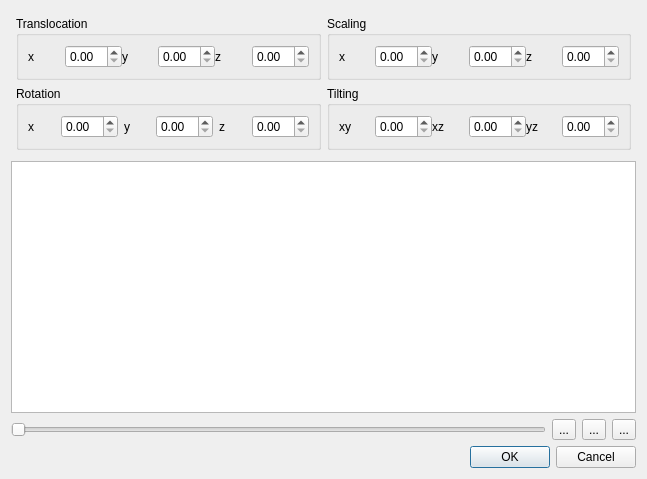
Old version of the form manual_alignment.ui in the repository frankyeh/DSI-Studio.
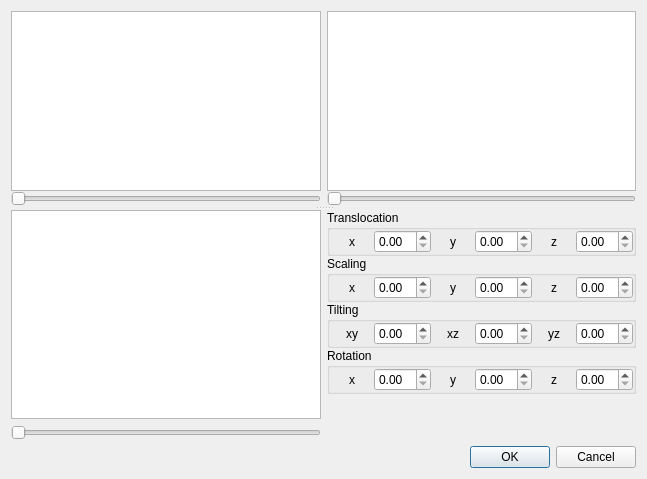
New version of the form.

Commit message: allow manual reg

Patch:
```diff
--- a/manual_alignment.ui
+++ b/manual_alignment.ui
@@ -15,11 +15,100 @@
   </property>
   <layout class="QVBoxLayout" name="verticalLayout">
    <item>
-    <layout class="QGridLayout" name="gridLayout">
+    <widget class="QWidget" name="widget" native="true">
+     <layout class="QVBoxLayout" name="verticalLayout_6">
+      <property name="spacing">
+       <number>6</number>
+      </property>
      <property name="margin">
-      <number>5</number>
-     </property>
-     <item row="0" column="0">
+       <number>0</number>
+      </property>
+      <item>
+       <widget class="QSplitter" name="splitter">
+        <property name="frameShadow">
+         <enum>QFrame::Plain</enum>
+        </property>
+        <property name="orientation">
+         <enum>Qt::Vertical</enum>
+        </property>
+        <widget class="QWidget" name="horizontalLayoutWidget">
+         <layout class="QHBoxLayout" name="horizontalLayout_6">
+          <property name="spacing">
+           <number>6</number>
+          </property>
+          <property name="bottomMargin">
+           <number>0</number>
+          </property>
+          <item>
+           <layout class="QVBoxLayout" name="verticalLayout_2">
+            <property name="spacing">
+             <number>0</number>
+            </property>
+            <property name="margin">
+             <number>0</number>
+            </property>
+            <item>
+             <widget class="QGraphicsView" name="cor_view"/>
+            </item>
+            <item>
+             <widget class="QSlider" name="cor_slice_pos">
+              <property name="orientation">
+               <enum>Qt::Horizontal</enum>
+              </property>
+             </widget>
+            </item>
+           </layout>
+          </item>
+          <item>
+           <layout class="QVBoxLayout" name="verticalLayout_3">
+            <property name="spacing">
+             <number>0</number>
+            </property>
+            <item>
+             <widget class="QGraphicsView" name="sag_view"/>
+            </item>
+            <item>
+             <widget class="QSlider" name="sag_slice_pos">
+              <property name="orientation">
+               <enum>Qt::Horizontal</enum>
+              </property>
+             </widget>
+            </item>
+           </layout>
+          </item>
+         </layout>
+        </widget>
+        <widget class="QWidget" name="">
+         <layout class="QHBoxLayout" name="horizontalLayout_7">
+          <property name="spacing">
+           <number>6</number>
+          </property>
+          <property name="margin">
+           <number>0</number>
+          </property>
+          <item>
+           <layout class="QVBoxLayout" name="verticalLayout_4">
+            <item>
+             <widget class="QGraphicsView" name="axi_view"/>
+            </item>
+            <item>
+             <widget class="QSlider" name="axi_slice_pos">
+              <property name="orientation">
+               <enum>Qt::Horizontal</enum>
+              </property>
+             </widget>
+            </item>
+           </layout>
+          </item>
+          <item>
+           <layout class="QVBoxLayout" name="verticalLayout_5">
+            <property name="spacing">
+             <number>0</number>
+            </property>
+            <property name="margin">
+             <number>0</number>
+            </property>
+            <item>
       <widget class="QGroupBox" name="groupBox">
        <property name="title">
         <string>Translocation</string>
@@ -28,79 +117,130 @@
         <property name="spacing">
          <number>0</number>
         </property>
+               <property name="margin">
+                <number>0</number>
+               </property>
         <item>
          <widget class="QLabel" name="label_2">
           <property name="text">
            <string>x</string>
           </property>
+                 <property name="alignment">
+                  <set>Qt::AlignCenter</set>
+                 </property>
          </widget>
         </item>
         <item>
-         <widget class="QDoubleSpinBox" name="tx"/>
+                <widget class="QDoubleSpinBox" name="tx">
+                 <property name="singleStep">
+                  <double>0.050000000000000</double>
+                 </property>
+                </widget>
         </item>
         <item>
          <widget class="QLabel" name="label_3">
           <property name="text">
            <string>y</string>
           </property>
+                 <property name="alignment">
+                  <set>Qt::AlignCenter</set>
+                 </property>
          </widget>
         </item>
         <item>
-         <widget class="QDoubleSpinBox" name="ty"/>
+                <widget class="QDoubleSpinBox" name="ty">
+                 <property name="singleStep">
+                  <double>0.050000000000000</double>
+                 </property>
+                </widget>
         </item>
         <item>
          <widget class="QLabel" name="label">
           <property name="text">
            <string>z</string>
           </property>
+                 <property name="alignment">
+                  <set>Qt::AlignCenter</set>
+                 </property>
          </widget>
         </item>
         <item>
-         <widget class="QDoubleSpinBox" name="tz"/>
+                <widget class="QDoubleSpinBox" name="tz">
+                 <property name="singleStep">
+                  <double>0.050000000000000</double>
+                 </property>
+                </widget>
         </item>
        </layout>
       </widget>
      </item>
-     <item row="1" column="0">
-      <widget class="QGroupBox" name="groupBox_4">
+            <item>
+             <widget class="QGroupBox" name="groupBox_2">
        <property name="title">
-        <string>Rotation</string>
-       </property>
-       <layout class="QHBoxLayout" name="horizontalLayout_5">
+               <string>Scaling</string>
+              </property>
+              <layout class="QHBoxLayout" name="horizontalLayout_3">
+               <property name="spacing">
+                <number>0</number>
+               </property>
+               <property name="margin">
+                <number>0</number>
+               </property>
         <item>
-         <widget class="QLabel" name="label_11">
+                <widget class="QLabel" name="label_6">
           <property name="text">
            <string>x</string>
           </property>
+                 <property name="alignment">
+                  <set>Qt::AlignCenter</set>
+                 </property>
          </widget>
         </item>
         <item>
-         <widget class="QDoubleSpinBox" name="rx"/>
+                <widget class="QDoubleSpinBox" name="sx">
+                 <property name="singleStep">
+                  <double>0.050000000000000</double>
+                 </property>
+                </widget>
         </item>
         <item>
-         <widget class="QLabel" name="label_12">
+                <widget class="QLabel" name="label_4">
           <property name="text">
            <string>y</string>
           </property>
+                 <property name="alignment">
+                  <set>Qt::AlignCenter</set>
+                 </property>
          </widget>
         </item>
         <item>
-         <widget class="QDoubleSpinBox" name="ry"/>
+                <widget class="QDoubleSpinBox" name="sy">
+                 <property name="singleStep">
+                  <double>0.050000000000000</double>
+                 </property>
+                </widget>
         </item>
         <item>
-         <widget class="QLabel" name="label_10">
+                <widget class="QLabel" name="label_5">
           <property name="text">
            <string>z</string>
           </property>
+                 <property name="alignment">
+                  <set>Qt::AlignCenter</set>
+                 </property>
          </widget>
         </item>
         <item>
-         <widget class="QDoubleSpinBox" name="rz"/>
+                <widget class="QDoubleSpinBox" name="sz">
+                 <property name="singleStep">
+                  <double>0.050000000000000</double>
+                 </property>
+                </widget>
         </item>
        </layout>
       </widget>
      </item>
-     <item row="1" column="1">
+            <item>
       <widget class="QGroupBox" name="groupBox_3">
        <property name="title">
         <string>Tilting</string>
@@ -109,117 +249,170 @@
         <property name="spacing">
          <number>0</number>
         </property>
+               <property name="margin">
+                <number>0</number>
+               </property>
         <item>
          <widget class="QLabel" name="label_8">
           <property name="text">
            <string>xy</string>
           </property>
+                 <property name="alignment">
+                  <set>Qt::AlignCenter</set>
+                 </property>
          </widget>
         </item>
         <item>
-         <widget class="QDoubleSpinBox" name="xy"/>
+                <widget class="QDoubleSpinBox" name="xy">
+                 <property name="singleStep">
+                  <double>0.050000000000000</double>
+                 </property>
+                </widget>
         </item>
         <item>
          <widget class="QLabel" name="label_7">
           <property name="text">
            <string>xz</string>
           </property>
+                 <property name="alignment">
+                  <set>Qt::AlignCenter</set>
+                 </property>
          </widget>
         </item>
         <item>
-         <widget class="QDoubleSpinBox" name="xz"/>
+                <widget class="QDoubleSpinBox" name="xz">
+                 <property name="singleStep">
+                  <double>0.050000000000000</double>
+                 </property>
+                </widget>
         </item>
         <item>
          <widget class="QLabel" name="label_9">
           <property name="text">
            <string>yz</string>
           </property>
+                 <property name="alignment">
+                  <set>Qt::AlignCenter</set>
+                 </property>
          </widget>
         </item>
         <item>
-         <widget class="QDoubleSpinBox" name="yz"/>
+                <widget class="QDoubleSpinBox" name="yz">
+                 <property name="singleStep">
+                  <double>0.050000000000000</double>
+                 </property>
+                </widget>
         </item>
        </layout>
       </widget>
      </item>
-     <item row="0" column="1">
-      <widget class="QGroupBox" name="groupBox_2">
+            <item>
+             <widget class="QGroupBox" name="groupBox_4">
        <property name="title">
-        <string>Scaling</string>
-       </property>
-       <layout class="QHBoxLayout" name="horizontalLayout_3">
+               <string>Rotation</string>
+              </property>
+              <layout class="QHBoxLayout" name="horizontalLayout_5">
         <property name="spacing">
          <number>0</number>
         </property>
+               <property name="margin">
+                <number>0</number>
+               </property>
         <item>
-         <widget class="QLabel" name="label_6">
+                <widget class="QLabel" name="label_11">
           <property name="text">
            <string>x</string>
           </property>
+                 <property name="alignment">
+                  <set>Qt::AlignCenter</set>
+                 </property>
          </widget>
         </item>
         <item>
-         <widget class="QDoubleSpinBox" name="sx"/>
+                <widget class="QDoubleSpinBox" name="rx">
+                 <property name="singleStep">
+                  <double>0.050000000000000</double>
+                 </property>
+                </widget>
         </item>
         <item>
-         <widget class="QLabel" name="label_4">
+                <widget class="QLabel" name="label_12">
           <property name="text">
            <string>y</string>
           </property>
+                 <property name="alignment">
+                  <set>Qt::AlignCenter</set>
+                 </property>
          </widget>
         </item>
         <item>
-         <widget class="QDoubleSpinBox" name="sy"/>
+                <widget class="QDoubleSpinBox" name="ry">
+                 <property name="singleStep">
+                  <double>0.050000000000000</double>
+                 </property>
+                </widget>
         </item>
         <item>
-         <widget class="QLabel" name="label_5">
+                <widget class="QLabel" name="label_10">
           <property name="text">
            <string>z</string>
           </property>
+                 <property name="alignment">
+                  <set>Qt::AlignCenter</set>
+                 </property>
          </widget>
         </item>
         <item>
-         <widget class="QDoubleSpinBox" name="sz"/>
+                <widget class="QDoubleSpinBox" name="rz">
+                 <property name="singleStep">
+                  <double>0.050000000000000</double>
+                 </property>
+                </widget>
         </item>
        </layout>
       </widget>
      </item>
-    </layout>
-   </item>
    <item>
-    <widget class="QGraphicsView" name="graphicsView"/>
+             <spacer name="verticalSpacer">
+              <property name="orientation">
+               <enum>Qt::Vertical</enum>
+              </property>
+              <property name="sizeHint" stdset="0">
+               <size>
+                <width>20</width>
+                <height>40</height>
+               </size>
+              </property>
+             </spacer>
    </item>
    <item>
     <layout class="QHBoxLayout" name="horizontalLayout">
+              <property name="spacing">
+               <number>0</number>
+              </property>
      <item>
-      <widget class="QSlider" name="slice_pos">
+               <spacer name="horizontalSpacer_2">
        <property name="orientation">
         <enum>Qt::Horizontal</enum>
        </property>
-      </widget>
-     </item>
-     <item>
-      <widget class="QToolButton" name="toolButton_3">
-       <property name="text">
-        <string>...</string>
-       </property>
-      </widget>
-     </item>
-     <item>
-      <widget class="QToolButton" name="toolButton">
-       <property name="text">
-        <string>...</string>
-       </property>
-      </widget>
-     </item>
-     <item>
-      <widget class="QToolButton" name="toolButton_2">
-       <property name="text">
-        <string>...</string>
-       </property>
-      </widget>
-     </item>
-    </layout>
+                <property name="sizeHint" stdset="0">
+                 <size>
+                  <width>40</width>
+                  <height>20</height>
+                 </size>
+                </property>
+               </spacer>
+              </item>
+             </layout>
+            </item>
+           </layout>
+          </item>
+         </layout>
+        </widget>
+       </widget>
+      </item>
+     </layout>
+    </widget>
    </item>
    <item>
     <widget class="QDialogButtonBox" name="buttonBox">
```
Lines whose indentation alone changed are shown as unchanged. The commit also changes 9 other files.
